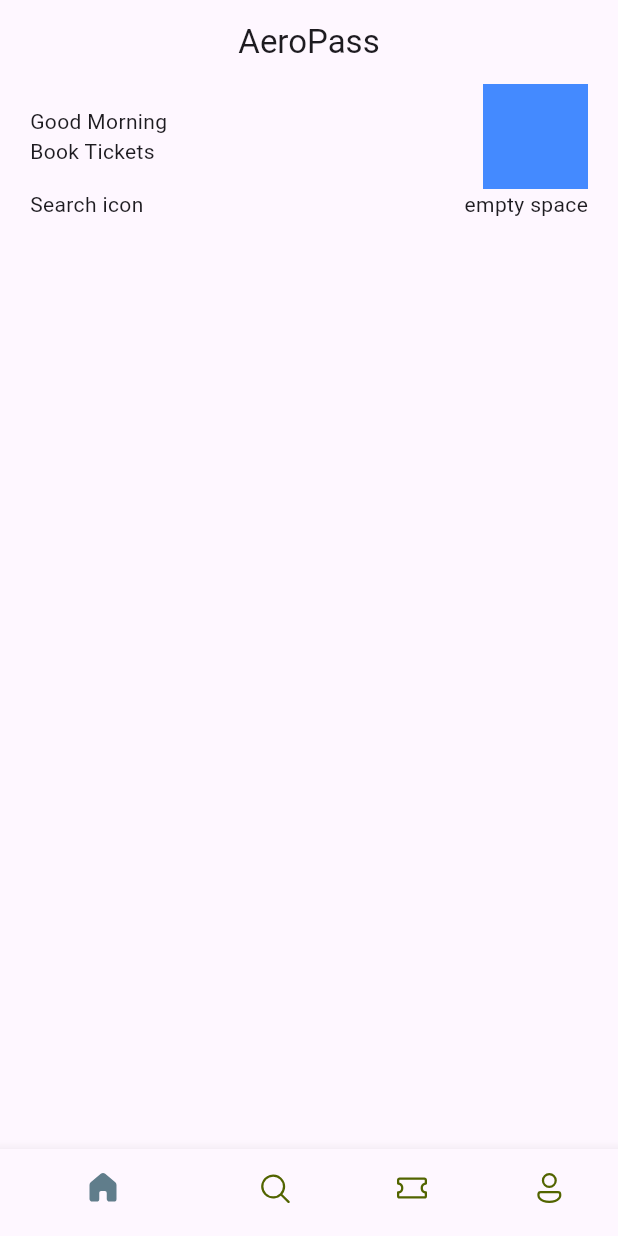
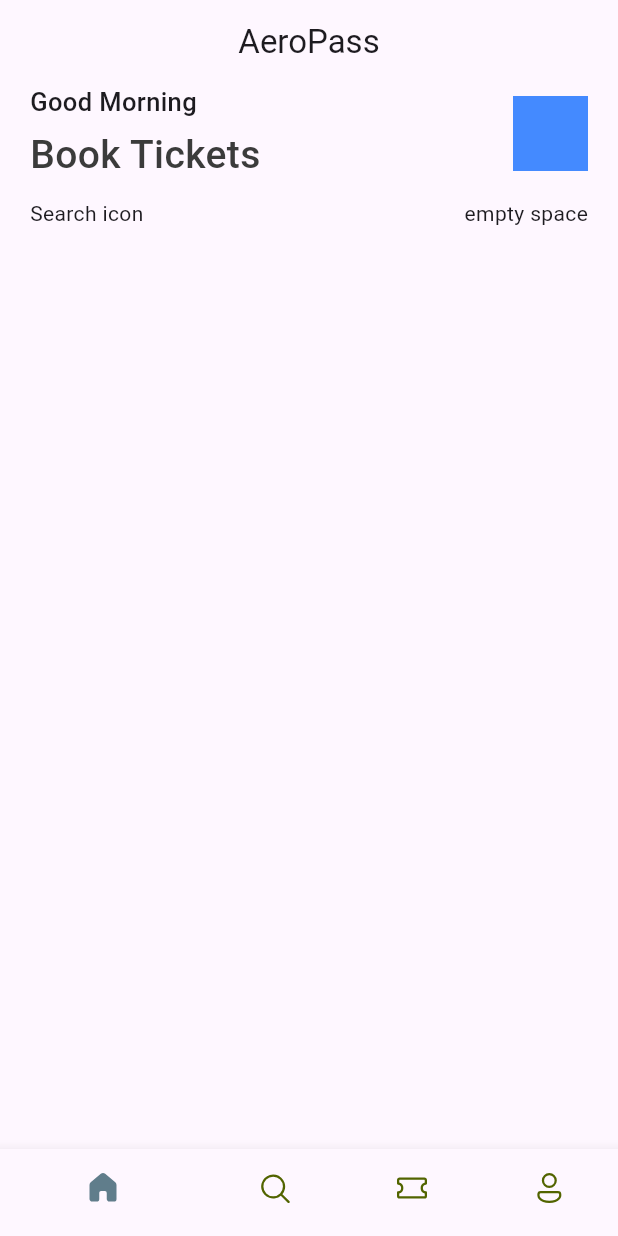
Before and after one commit to Zyzenmax/Aventoura-App, a Flutter app: the screen it shows after launch, on a phone screen of 412 x 824 dp. Run offline on Flutter 3.47's test engine with Material 3 defaults, Android fonts, the phone set to English and light mode, and no system bars; our stand-ins replace fluentui_icons.

Commit message:
Create separate style class

```diff
--- /dev/null
+++ b/ticket_app/lib/base/res/styles/app_styles.dart
@@ -0,0 +1,13 @@
+import 'package:flutter/material.dart';
+
+Color primary = Color(0xff687daf);
+
+class AppStyles {
+  static Color primaryColor = primary;
+  static Color textColor = const Color(0xff3b3b3b);
+
+  static TextStyle headlinestyle1 = TextStyle(
+      fontSize: 26, fontWeight: FontWeight.w500, color: textColor);
+  static TextStyle headlinestyle2 = const TextStyle(
+      fontSize: 17, fontWeight: FontWeight.w500);
+}
--- a/ticket_app/lib/screens/home_screens.dart
+++ b/ticket_app/lib/screens/home_screens.dart
@@ -1,5 +1,6 @@
 import 'package:flutter/material.dart';
 import 'package:flutter/cupertino.dart';
+import 'package:ticket_app/base/res/styles/app_styles.dart';
 
 class HomeScreen extends StatelessWidget {
   const HomeScreen({super.key});
@@ -18,16 +19,28 @@ class HomeScreen extends StatelessWidget {
                 Row(
                   mainAxisAlignment: MainAxisAlignment.spaceBetween,
                   children: [
-                    const Column(
+                    Column(
                       crossAxisAlignment: CrossAxisAlignment.start,
-                      children: [Text("Good Morning"), Text("Book Tickets")],
+                      children: [
+                        Text(
+                          "Good Morning",
+                          style: AppStyles.headlinestyle2,
+                        ),
+                        const SizedBox(
+                          height: 5,
+                        ),
+                        Text("Book Tickets", style: AppStyles.headlinestyle1)
+                      ],
                     ),
                     Container(
                       color: Colors.blueAccent,
-                      width: 70,
-                      height: 70,
+                      width: 50,
+                      height: 50,
                     )
                   ],
+                ),
+                const SizedBox(
+                  height: 10,
                 ),
                 const Row(
                   mainAxisAlignment: MainAxisAlignment.spaceBetween,
```
